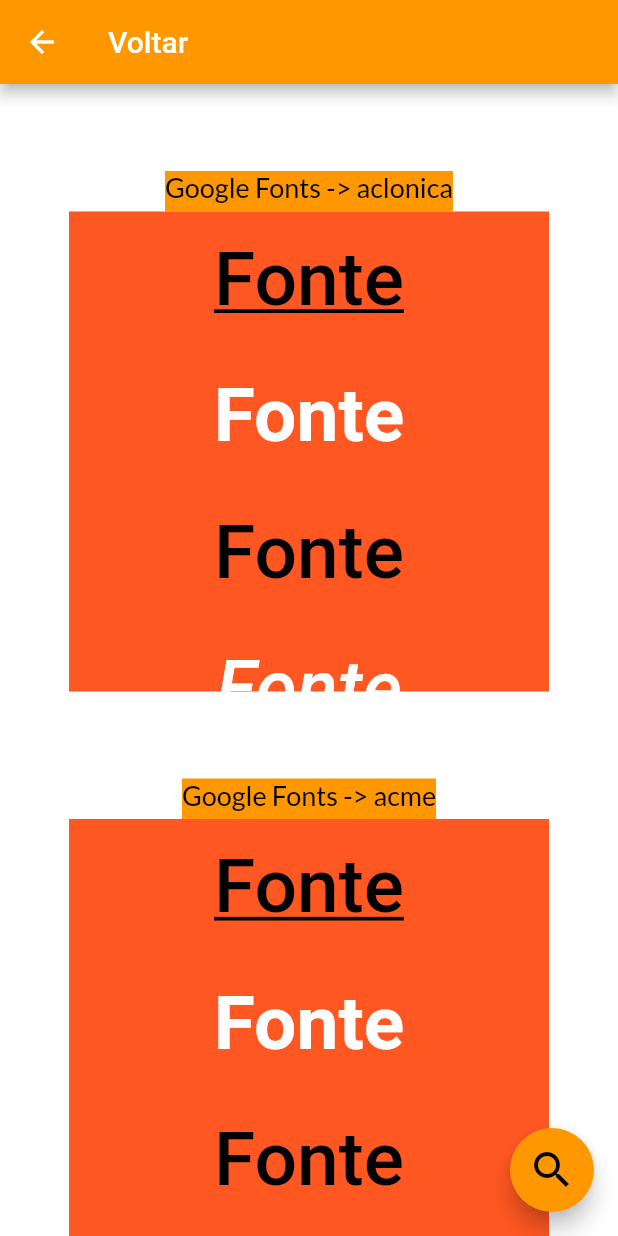
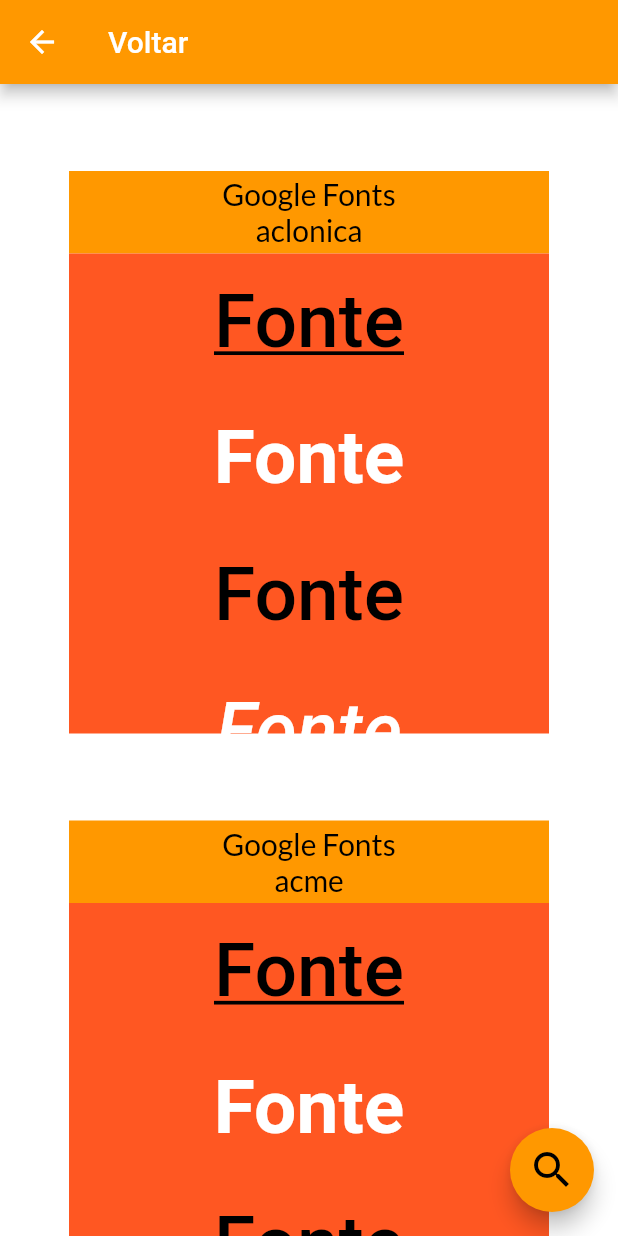
Before and after one commit to ireero/nessa_fonte, a Flutter app: the FirstPage screen opened directly, on a phone screen of 412 x 824 dp. Run offline on Flutter 3.47's test engine with Material 2 defaults, Android fonts, the light colour scheme and no system bars; our stand-ins replace google_fonts, shared_preferences; accounts and stored records are empty; Roboto replaces fonts that are missing (Aclonica, Acme).

Commit message:
Atualizando principalmente o estilo do aplicativo.

```diff
--- a/lib/classes/fonte_class.dart
+++ b/lib/classes/fonte_class.dart
@@ -26,6 +26,14 @@ class Fonte {
     color: Colors.black,
     fontSize: 50,
     decoration: TextDecoration.lineThrough,
+  ), GoogleFonts.lato(
+    color: Colors.white,
+    fontSize: 50,
+    decoration: TextDecoration.overline,
+  ),GoogleFonts.lato(
+    color: Colors.black,
+    fontSize: 50,
+    decoration: TextDecoration.combine(List<TextDecoration>.from([TextDecoration.underline, TextDecoration.overline])),
   )];
 
   final List<TextStyle> google_sacramento = [GoogleFonts.sacramento(color: Colors.black,
@@ -49,6 +57,14 @@ class Fonte {
   color: Colors.black,
   fontSize: 50,
   decoration: TextDecoration.lineThrough,
+  ), GoogleFonts.sacramento(
+    color: Colors.black,
+    fontSize: 50,
+    decoration: TextDecoration.overline,
+  ),GoogleFonts.sacramento(
+    color: Colors.black,
+    fontSize: 50,
+    decoration: TextDecoration.combine(List<TextDecoration>.from([TextDecoration.underline, TextDecoration.overline])),
   )];
 
   final List<TextStyle> google_sahitya = [GoogleFonts.sahitya(
@@ -73,6 +89,14 @@ class Fonte {
     color: Colors.black,
     fontSize: 50,
     decoration: TextDecoration.lineThrough,
+  ), GoogleFonts.sahitya(
+    color: Colors.black,
+    fontSize: 50,
+    decoration: TextDecoration.overline,
+  ),GoogleFonts.sahitya(
+    color: Colors.black,
+    fontSize: 50,
+    decoration: TextDecoration.combine(List<TextDecoration>.from([TextDecoration.underline, TextDecoration.overline])),
   )];
 
   final List<TextStyle> google_aclonica = [GoogleFonts.aclonica(
@@ -97,6 +121,14 @@ class Fonte {
     color: Colors.black,
     fontSize: 50,
     decoration: TextDecoration.lineThrough,
+  ), GoogleFonts.aclonica(
+    color: Colors.black,
+    fontSize: 50,
+    decoration: TextDecoration.overline,
+  ),GoogleFonts.aclonica(
+    color: Colors.black,
+    fontSize: 50,
+    decoration: TextDecoration.combine(List<TextDecoration>.from([TextDecoration.underline, TextDecoration.overline])),
   )];
 
   final List<TextStyle> google_acme = [GoogleFonts.acme(color: Colors.black,
@@ -120,5 +152,44 @@ class Fonte {
     color: Colors.black,
     fontSize: 50,
     decoration: TextDecoration.lineThrough,
+  ), GoogleFonts.acme(
+    color: Colors.black,
+    fontSize: 50,
+    decoration: TextDecoration.overline,
+  ),GoogleFonts.acme(
+    color: Colors.black,
+    fontSize: 50,
+    decoration: TextDecoration.combine(List<TextDecoration>.from([TextDecoration.underline, TextDecoration.overline])),
+  )];
+
+  final List<TextStyle> google_akayaKanadaka = [GoogleFonts.akayaKanadaka(color: Colors.black,
+    fontSize: 50,
+    decoration: TextDecoration.underline,
+    decorationColor: Colors.black,), GoogleFonts.akayaKanadaka(
+    color: Colors.white,
+    fontSize: 50,
+    fontWeight: FontWeight.bold,
+    decoration: TextDecoration.none,
+  ), GoogleFonts.akayaKanadaka(
+    color: Colors.black,
+    fontSize: 50,
+    decoration: TextDecoration.none,
+  ), GoogleFonts.akayaKanadaka(
+    color: Colors.white,
+    fontSize: 50,
+    fontStyle: FontStyle.italic,
+    decoration: TextDecoration.none,
+  ), GoogleFonts.akayaKanadaka(
+    color: Colors.black,
+    fontSize: 50,
+    decoration: TextDecoration.lineThrough,
+  ),GoogleFonts.akayaKanadaka(
+    color: Colors.black,
+    fontSize: 50,
+    decoration: TextDecoration.overline,
+  ),GoogleFonts.akayaKanadaka(
+    color: Colors.black,
+    fontSize: 50,
+    decoration: TextDecoration.combine(List<TextDecoration>.from([TextDecoration.underline, TextDecoration.overline])),
   )];
 }
--- a/lib/first_page.dart
+++ b/lib/first_page.dart
@@ -29,6 +29,7 @@ class FirstPage extends StatelessWidget {
                 FontSquare('lato',),
                 FontSquare('sahitya'),
                 FontSquare('sacramento',),
+                FontSquare('akayaKanadaka',),
               ],
             ),
           ),
--- a/lib/font_square.dart
+++ b/lib/font_square.dart
@@ -1,6 +1,5 @@
 import 'package:flutter/material.dart';
 import 'package:google_fonts/google_fonts.dart';
-import 'classes/fonte_class.dart';
 import 'package:nessa_fonte/fonte_text_button.dart';
 
 
@@ -21,12 +20,14 @@ class FontSquare extends StatelessWidget {
               padding: const EdgeInsets.only(bottom: 8.0, top: 50),
             ),
             Container(
+              width: 320,
               color: Colors.orange,
-              padding: const EdgeInsets.only(bottom: 5),
+              padding: const EdgeInsets.all(3.5),
               child: Text(
-                  'Google Fonts -> $tipoFonte',
+                  'Google Fonts\n$tipoFonte',
+                  textAlign: TextAlign.center,
                   style: GoogleFonts.lato(
-                      fontSize: 18,
+                      fontSize: 20,
                       decoration: TextDecoration.none,
                       color: Colors.black
                   ),
@@ -52,6 +53,8 @@ class FontSquare extends StatelessWidget {
                     FontTextButton(position: 2, fonte_nome: tipoFonte),
                     FontTextButton(position: 3, fonte_nome: tipoFonte),
                     FontTextButton(position: 4, fonte_nome: tipoFonte),
+                    FontTextButton(position: 5, fonte_nome: tipoFonte),
+                    FontTextButton(position: 6, fonte_nome: tipoFonte),
                   ],
                 ),
               ],
--- a/lib/fonte_text_button.dart
+++ b/lib/fonte_text_button.dart
@@ -22,6 +22,8 @@ class FontTextButton extends StatelessWidget {
           return Fonte().google_aclonica[position];
         case 'acme':
           return Fonte().google_acme[position];
+        case 'akayaKanadaka':
+          return Fonte().google_akayaKanadaka[position];
       }
     }
     return Padding(
```
Also changed, not shown: 3 other files.
